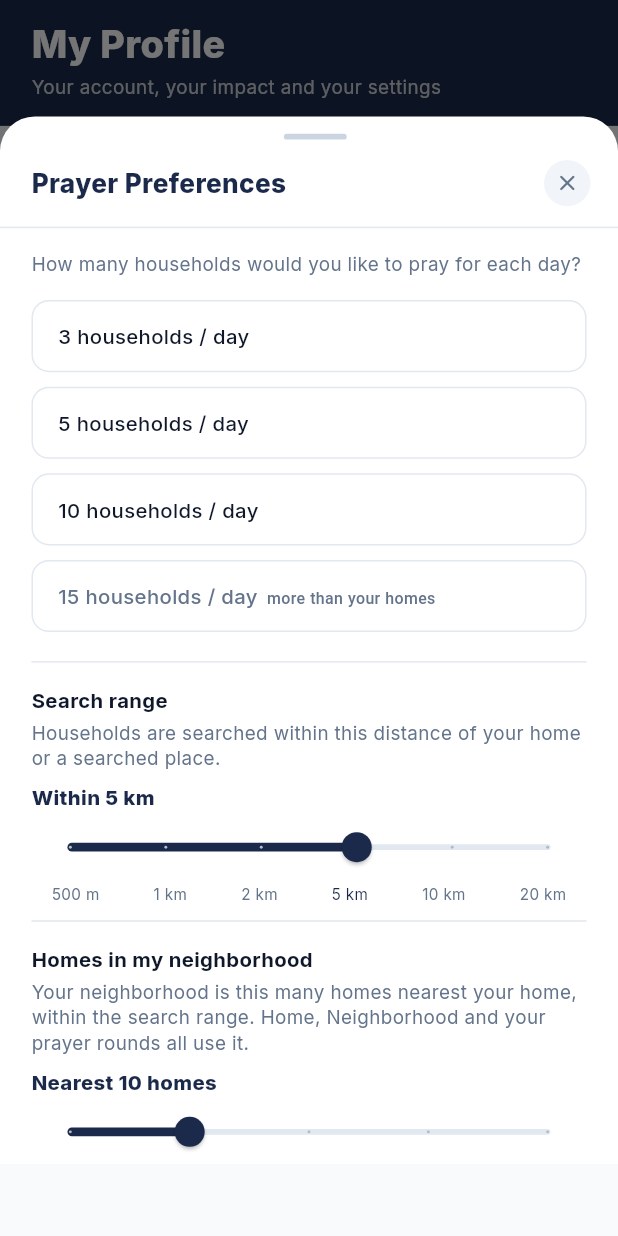
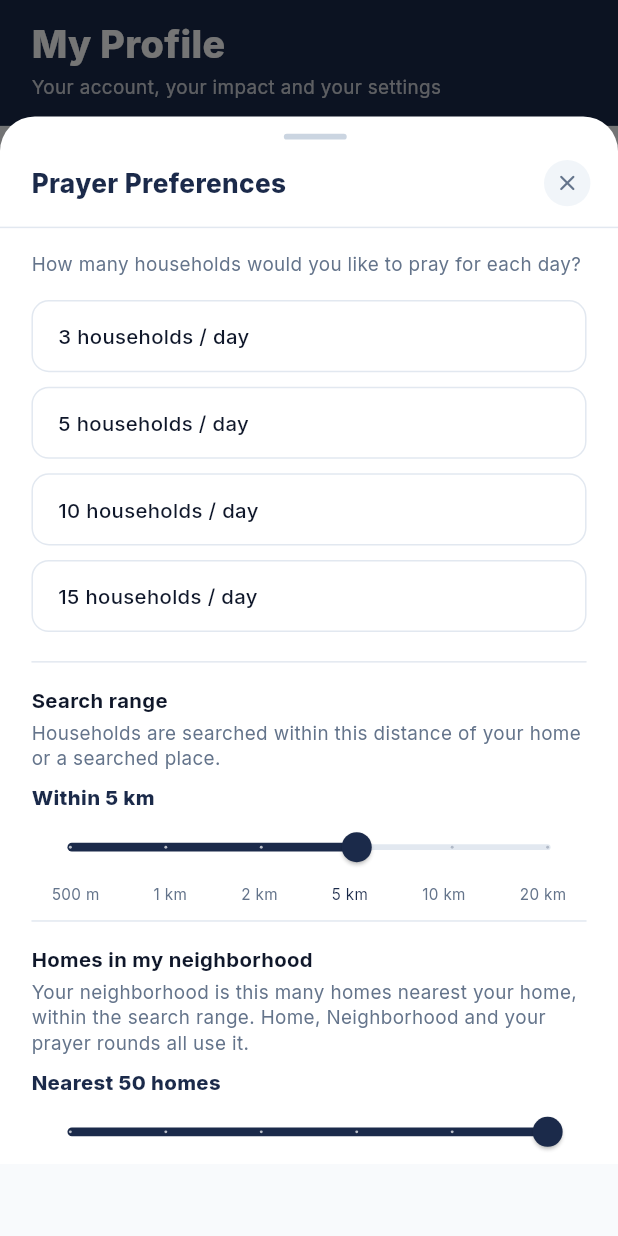
Before and after one commit to MynulIslam17/jishep, a Flutter app: the ProfileScreen screen opened by its route, after a tap on "Prayer preferences", on a phone screen of 412 x 824 dp. Run offline on Flutter 3.47's test engine with Material 3 defaults, Android fonts, the phone set to English and light mode, and no system bars; our stand-ins replace cloud_firestore, firebase_auth, firebase_core, firebase_messaging, flutter_map, flutter_screenutil and 10 more; accounts and stored records are empty.

Commit message:
Neighborhood = nearest N homes (5-50, default 50); Overture credit
- Settings "Homes in my neighborhood": 5, 10, 15, 20, 25, 50. New accounts
  get 50; saved values are kept.
- With USE_CELL_HOUSEHOLDS on, no km range: hidden in Prayer preferences
  and first-run setup, and no "within X km" in labels or empty states.
  searchRadiusKm and the households path are unchanged with the flag off.
- First-run setup previews the real neighborhood (nearest N), not up to
  200 in range; subtitle no longer says distance decides the Prayer List.
- Home count slider moves one stop per option (options not evenly spaced).
- About sheet: "Address data (c) Overture Maps Foundation".
- geo_benchmark_test writes docs/performance only with WRITE_BENCHMARK=1.
- Spec: neighborhood size decision (3.4) and old-build known issue.

Co-Authored-By: Claude Opus 5.5 <noreply@anthropic.com>

```diff
--- a/lib/core/utils/search_range.dart
+++ b/lib/core/utils/search_range.dart
@@ -1,16 +1,35 @@
 import 'dart:math' as math;
 
+import 'package:gps_cielo/core/config/feature_flags.dart';
 import 'package:latlong2/latlong.dart';
 
-/// Search preferences (Settings > My preferences):
+/// Search preferences (Settings > Prayer preferences):
+///  * the **number of households** in "my neighborhood", nearest first
+///    (`users/{uid}.radiusHomes`, also the default for the Home filter);
 ///  * the search **range** — households are searched within this distance
-///    of the search center (`users/{uid}.searchRadiusKm`);
-///  * the **number of households** to show, nearest first
-///    (`users/{uid}.radiusHomes`, the default for the Home filter).
+///    of the search center (`users/{uid}.searchRadiusKm`). Only with the
+///    `households` collection: with `FeatureFlags.useCellHouseholds` the
+///    neighborhood is simply the nearest homes and no range is shown
+///    ([userChoosesRange]).
 abstract final class SearchRange {
   /// Household counts offered (Settings default and Home filter).
-  static const List<int> options = [5, 10, 15, 20, 25];
-  static const int defaultHomes = 10;
+  static const List<int> options = [5, 10, 15, 20, 25, 50];
+
+  /// The neighborhood size given to new accounts, and used when a stored
+  /// count is missing. Existing accounts keep their saved `radiusHomes`.
+  static const int defaultHomes = 50;
+
+  /// Whether the user picks a search range in km. False with cell
+  /// households: the neighborhood is "the nearest N homes", and the range
+  /// is neither offered in Settings nor shown in labels.
+  static bool get userChoosesRange => !FeatureFlags.useCellHouseholds;
+
+  /// "Nearest 50 homes", or "10 homes within 5 km" when the user picks a
+  /// range (Profile summary and the save confirmation).
+  static String neighborhoodSummary(int homes, double rangeKm) =>
+      userChoosesRange
+      ? '$homes homes within ${formatKm(rangeKm)}'
+      : 'Nearest $homes homes';
 
   /// Daily prayer goals offered (Settings > Prayer preferences).
   static const List<int> goalOptions = [3, 5, 10, 15];
@@ -26,10 +45,6 @@ abstract final class SearchRange {
 
   /// The largest number of households the Home filter can show.
   static int get maxHomes => options.last;
-
-  /// At most this many households are loaded per search (nearest first).
-  /// The Home filter shows the nearest few; Neighborhood pages through all.
-  static const int maxInRange = 200;
 
   /// Search ranges offered, in kilometres.
   static const List<double> distanceOptionsKm = [0.5, 1, 2, 5, 10, 20];
@@ -93,13 +108,21 @@ abstract final class SearchRange {
   static String formatKm(double km) => formatDistance(km * 1000);
 
   /// "Nearest 10 homes within 5 km", "3 homes within 5 km" when fewer
-  /// exist, "No homes within 5 km". Without a range: "Nearest 10 homes".
+  /// exist, "No homes within 5 km". Without a range (unknown yet, or not
+  /// chosen by the user — see [userChoosesRange]): "Nearest 10 homes", or
+  /// "3 homes nearby" when fewer exist.
   static String label({
     required int shown,
     required int requested,
     double? rangeKm,
   }) {
-    if (rangeKm == null) return 'Nearest $requested homes';
+    if (!userChoosesRange) rangeKm = null;
+    if (rangeKm == null) {
+      if (shown > 0 && shown < requested) {
+        return '$shown ${shown == 1 ? 'home' : 'homes'} nearby';
+      }
+      return 'Nearest $requested homes';
+    }
     final within = 'within ${formatKm(rangeKm)}';
     if (shown == 0) return 'No homes $within';
     if (shown < requested) {
--- a/lib/features/home/presentation/pages/home_screen.dart
+++ b/lib/features/home/presentation/pages/home_screen.dart
@@ -576,6 +576,10 @@ class HomeScreen extends GetView<HomeController> {
                   ? 'Finding nearby households...'
                   : controller.areaUnavailable.value
                   ? '${AppStrings.areaUnavailable}. Try another place.'
+                  : controller.hasSearchCenter.value &&
+                        !SearchRange.userChoosesRange
+                  ? 'No households near this location yet. '
+                        'Try another place.'
                   : controller.hasSearchCenter.value
                   ? 'No households within '
                         '${SearchRange.formatDistance(controller.rangeMeters.value ?? 0)} '
--- a/lib/features/neighborhood/presentation/controllers/neighborhood_controller.dart
+++ b/lib/features/neighborhood/presentation/controllers/neighborhood_controller.dart
@@ -115,7 +115,7 @@ class NeighborhoodController extends GetxController {
   }
 
   final selectedHousehold = Rxn<HouseholdModel>();
-  final radiusHomes = 10.obs;
+  final radiusHomes = SearchRange.defaultHomes.obs;
   final rangeMeters = RxnDouble();
   final isLoading = false.obs;
   final centerLatitude = RxnDouble();
--- a/lib/features/profile/presentation/controllers/profile_controller.dart
+++ b/lib/features/profile/presentation/controllers/profile_controller.dart
@@ -130,8 +130,8 @@ class ProfileController extends GetxController {
       );
       SnackbarService.showSuccess(
         'Preferences Saved',
-        '$target households/day · $radiusHomes homes within '
-            '${SearchRange.formatKm(rangeKm)}.',
+        '$target households/day · '
+            '${SearchRange.neighborhoodSummary(radiusHomes, rangeKm)}.',
       );
     } catch (error) {
       _authController.updateUser(current);
--- a/lib/features/profile/presentation/pages/profile_screen.dart
+++ b/lib/features/profile/presentation/pages/profile_screen.dart
@@ -208,8 +208,7 @@ class ProfileScreen extends GetView<ProfileController> {
                             title: 'Prayer preferences',
                             subtitle:
                                 '${controller.user.value?.dailyPrayerTarget ?? 5} households per day · '
-                                '${controller.user.value?.radiusHomes ?? SearchRange.defaultHomes} homes within '
-                                '${SearchRange.formatKm(controller.user.value?.searchRadiusKm ?? SearchRange.defaultKm)}',
+                                '${SearchRange.neighborhoodSummary(controller.user.value?.radiusHomes ?? SearchRange.defaultHomes, controller.user.value?.searchRadiusKm ?? SearchRange.defaultKm)}',
                             onTap: () =>
                                 ProfilePrayerPreferencesBottomSheet.show(
                                   context,
--- a/lib/features/profile/presentation/widgets/profile_prayer_preferences_bottom_sheet.dart
+++ b/lib/features/profile/presentation/widgets/profile_prayer_preferences_bottom_sheet.dart
@@ -228,7 +228,9 @@ class _ProfilePrayerPreferencesBottomSheetState
                   const Divider(color: AppColors.border, height: 1),
                   SizedBox(height: 16.h),
 
-                  // Search range (distance)
+                  // Search range (distance). Not offered with cell
+                  // households: the neighborhood is the nearest N homes.
+                  if (SearchRange.userChoosesRange) ...[
                     _OptionSlider(
                       sliderKey: const ValueKey('range-km-slider'),
                       title: 'Search range',
@@ -251,15 +253,19 @@ class _ProfilePrayerPreferencesBottomSheetState
                     SizedBox(height: 10.h),
                     const Divider(color: AppColors.border, height: 1),
                     SizedBox(height: 16.h),
+                  ],
 
                   // Number of households (default for the Home filter)
                   _OptionSlider(
                     sliderKey: const ValueKey('default-radius-slider'),
                     title: 'Homes in my neighborhood',
-                    description:
-                        'Your neighborhood is this many homes nearest your '
-                        'home, within the search range. Home, Neighborhood '
-                        'and your prayer rounds all use it.',
+                    description: SearchRange.userChoosesRange
+                        ? 'Your neighborhood is this many homes nearest your '
+                              'home, within the search range. Home, '
+                              'Neighborhood and your prayer rounds all use it.'
+                        : 'Your neighborhood is this many homes nearest your '
+                              'home. Home, Neighborhood and your prayer '
+                              'rounds all use it.',
                     valueText: () => 'Nearest ${selectedRadiusRx.value} homes',
                     labels: [for (final option in options) '$option'],
                     index: () => options.indexOf(selectedRadiusRx.value),
```
Also changed, not shown: lib/features/auth/presentation/controllers/location_setup_controller.dart (+30 -18 lines), lib/features/auth/presentation/pages/location_setup_screen.dart (+18 -7 lines), lib/features/home/presentation/widgets/radius_map_card.dart (+20 -8 lines), lib/features/prayer_list/presentation/pages/prayer_list_screen.dart (+8 -4 lines), lib/features/profile/presentation/widgets/profile_about_bottom_sheet.dart (+11 -0 lines), 8 other files. Lines whose indentation alone changed are shown as unchanged.
